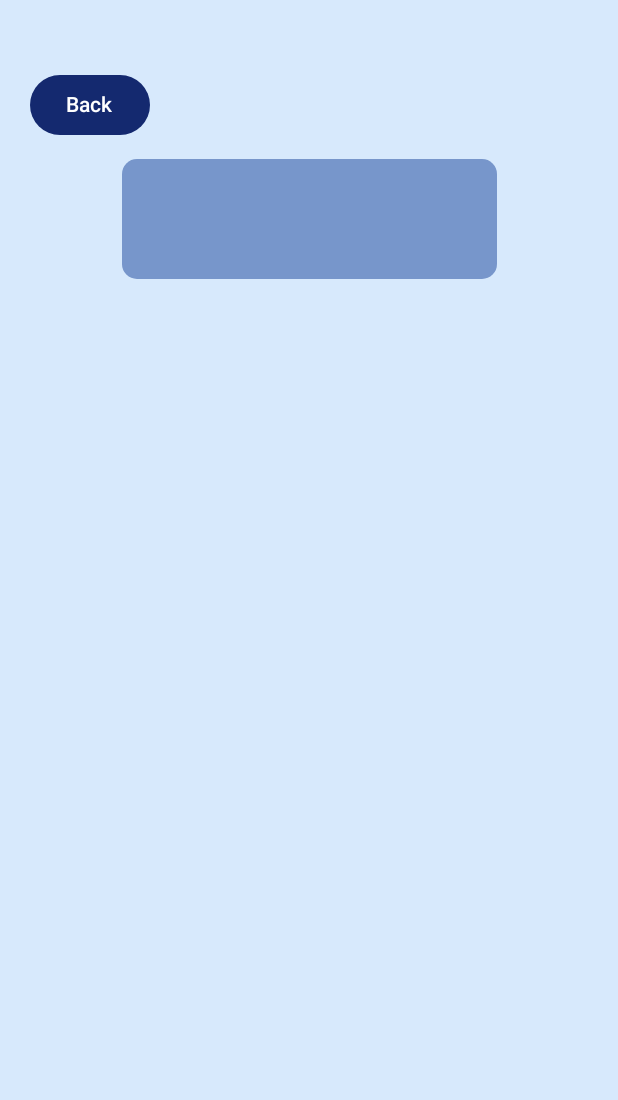
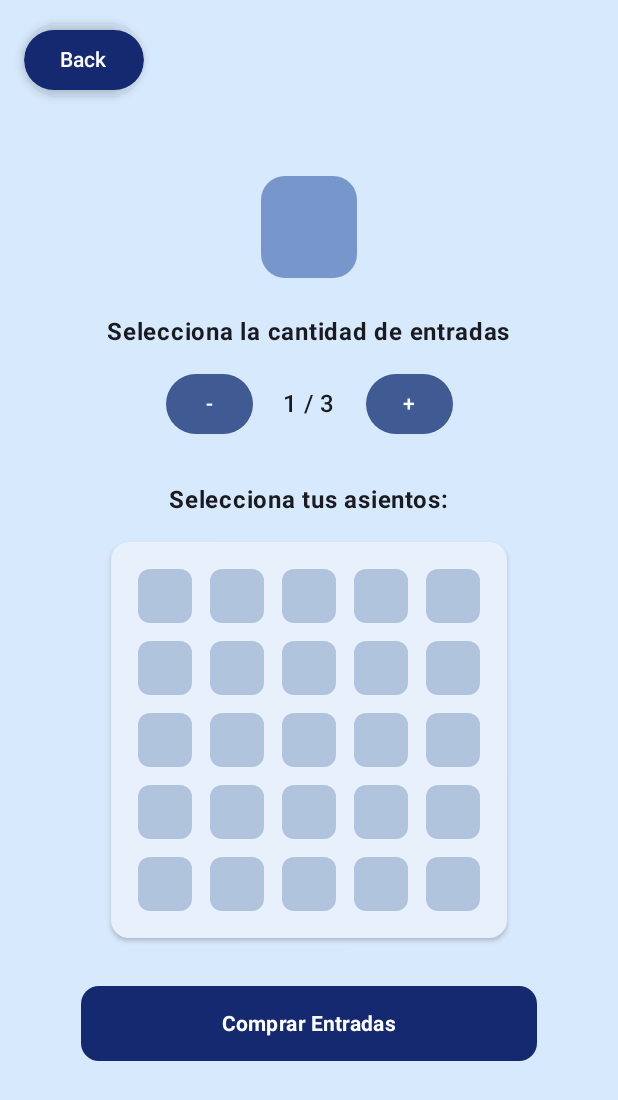
Before and after one commit to MingEvents/MingsEventsApp, an Android app built with Jetpack Compose: the composable BuyTicket shown on its own in the app's theme, on a phone screen of 412 x 824 dp. Shown: the top 1100 px of the screen. Run offline under Robolectric (Android 15) with nearby library versions, the phone set to English and light mode, and no system bars.

Commit message:
local changes

```diff
--- a/app/src/main/java/com/example/mingseventsapp/Retrofit.kt
+++ b/app/src/main/java/com/example/mingseventsapp/Retrofit.kt
@@ -4,7 +4,7 @@ import com.google.gson.GsonBuilder
 import retrofit2.Retrofit
 import retrofit2.converter.gson.GsonConverterFactory
 object Retrofit {
-    private const val BASE_URL = "http://10.0.3.51/MingEventsApi/"
+    private const val BASE_URL = "http://192.168.56.1/MingEventsApi/"
     private val retrofit: Retrofit by lazy {
         val gson = GsonBuilder()
             .setDateFormat("yyyy-MM-dd'T'HH:mm:ss")
--- a/app/src/main/java/com/example/mingseventsapp/layouts/pages/Event/BuyEventPage.kt
+++ b/app/src/main/java/com/example/mingseventsapp/layouts/pages/Event/BuyEventPage.kt
@@ -1,19 +1,31 @@
 package com.example.mingseventsapp.layouts.pages.Event
 
+import android.os.Build
+import androidx.annotation.RequiresApi
 import androidx.compose.foundation.background
+import androidx.compose.foundation.clickable
+import androidx.compose.foundation.layout.Arrangement
 import androidx.compose.foundation.layout.Box
 import androidx.compose.foundation.layout.Column
 import androidx.compose.foundation.layout.Row
+import androidx.compose.foundation.layout.Spacer
 import androidx.compose.foundation.layout.fillMaxSize
 import androidx.compose.foundation.layout.fillMaxWidth
 import androidx.compose.foundation.layout.height
 import androidx.compose.foundation.layout.padding
+import androidx.compose.foundation.layout.size
 import androidx.compose.foundation.layout.width
+import androidx.compose.foundation.shape.CircleShape
 import androidx.compose.foundation.shape.RoundedCornerShape
 import androidx.compose.material3.Button
 import androidx.compose.material3.ButtonDefaults
+import androidx.compose.material3.MaterialTheme
 import androidx.compose.material3.Text
 import androidx.compose.runtime.Composable
+import androidx.compose.runtime.getValue
+import androidx.compose.runtime.mutableStateListOf
+import androidx.compose.runtime.mutableStateOf
+import androidx.compose.runtime.remember
 import androidx.compose.ui.Alignment
 import androidx.compose.ui.Modifier
 import androidx.compose.ui.draw.clip
@@ -23,63 +35,156 @@ import androidx.compose.ui.unit.dp
 import androidx.navigation.NavHostController
 import com.example.mingseventsapp.Routes
 import com.example.mingseventsapp.UserLogged
+import androidx.compose.runtime.getValue
+import androidx.compose.runtime.setValue
+import androidx.compose.ui.draw.shadow
 
+@RequiresApi(Build.VERSION_CODES.VANILLA_ICE_CREAM)
 @Composable
 fun BuyTicket(navController: NavHostController) {
-    var placesLeft = "" //cojer las plazas que quedan
-    var event = "" // evento del que compra
+    val event = UserLogged.selectedEvent
+    val placesLeft = 3
+    var cantidadEntradas by remember { mutableStateOf(1) }
+    val asientosSeleccionados = remember { mutableStateListOf<Pair<Int, Int>>() }
 
-    Box(modifier = Modifier
+    Box(
+        modifier = Modifier
+            .fillMaxSize()
             .background(Color(0xFFd7e9fc))
-        .fillMaxSize(),
+            .padding(16.dp)
     ) {
-        Column {
+        // Botón "Back" alineado arriba a la izquierda
         Button(
-                onClick = {
-                    navController.navigate(Routes.MENU + "/0")
-                },
+            onClick = { navController.navigate(Routes.MENU + "/0") },
             colors = ButtonDefaults.buttonColors(
                 containerColor = Color(0xFF14296F),
                 contentColor = Color.White
             ),
+            shape = RoundedCornerShape(50),
             modifier = Modifier
-                    .padding(top = 50.dp, start = 20.dp)
-                    .height(40.dp)
-                    .align(Alignment.Start)
+                .align(Alignment.TopStart)
+                .shadow(4.dp, RoundedCornerShape(50))
+        ) {
+            Text("Back")
+        }
+
+        // Contenido centrado
+        Column(
+            horizontalAlignment = Alignment.CenterHorizontally,
+            modifier = Modifier.align(Alignment.Center)
+        ) {
+            // Título del evento
+            Box(
+                modifier = Modifier
+                    .clip(RoundedCornerShape(16.dp))
+                    .background(Color(0xFF7796CB))
+                    .padding(horizontal = 32.dp, vertical = 20.dp)
             ) {
                 Text(
-                    text = "Back"
+                    text = event.name,
+                    color = Color.White,
+                    fontWeight = FontWeight.Bold,
+                    style = MaterialTheme.typography.titleLarge
                 )
             }
 
+            Spacer(modifier = Modifier.height(24.dp))
+
+            // Selección de entradas
+            Text("Selecciona la cantidad de entradas", fontWeight = FontWeight.Bold)
+
+            Row(
+                verticalAlignment = Alignment.CenterVertically,
+                modifier = Modifier.padding(vertical = 12.dp)
+            ) {
+                Button(
+                    onClick = {
+                        if (cantidadEntradas > 1) {
+                            cantidadEntradas--
+                            if (asientosSeleccionados.size > cantidadEntradas) {
+                                asientosSeleccionados.removeLast()
+                            }
+                        }
+                    },
+                    shape = CircleShape,
+                    colors = ButtonDefaults.buttonColors(containerColor = Color(0xFF405A94))
+                ) {
+                    Text("-")
+                }
+
+                Text(
+                    text = "$cantidadEntradas / $placesLeft",
+                    modifier = Modifier.padding(horizontal = 20.dp),
+                    style = MaterialTheme.typography.titleMedium
+                )
+
+                Button(
+                    onClick = {
+                        if (cantidadEntradas < placesLeft) cantidadEntradas++
+                    },
+                    shape = CircleShape,
+                    colors = ButtonDefaults.buttonColors(containerColor = Color(0xFF405A94))
+                ) {
+                    Text("+")
+                }
+            }
+
+            Spacer(modifier = Modifier.height(16.dp))
+
+            Text("Selecciona tus asientos:", fontWeight = FontWeight.Bold)
+
+            Column(
+                modifier = Modifier
+                    .padding(top = 16.dp)
+                    .shadow(2.dp, RoundedCornerShape(12.dp))
+                    .background(Color(0xFFE8F0FC))
+                    .padding(12.dp)
+            ) {
+                for (row in 0 until 5) {
+                    Row(horizontalArrangement = Arrangement.Center) {
+                        for (col in 0 until 5) {
+                            val asiento = Pair(row, col)
+                            val seleccionado = asiento in asientosSeleccionados
+
                             Box(
                                 modifier = Modifier
-                    .fillMaxWidth()
-                    .padding(top = 16.dp)
-                ) {
-                Box(
-                    modifier = Modifier
-                        .clip(RoundedCornerShape(10.dp))
-                        .width(250.dp)
-                        .height(80.dp)
-                        .background(Color(0xFF7796CB))
-                        .align(Alignment.TopCenter)
-                   ) {
-                    Text(
-                        text = UserLogged.selectedEvent.name,
-                        style = androidx.compose.material3.MaterialTheme.typography.titleLarge.copy(
-                            color = Color.White,
-                            fontWeight = FontWeight.Bold
-                                                                                                   ),
-                        modifier = Modifier.align(Alignment.Center)
+                                    .padding(6.dp)
+                                    .size(36.dp)
+                                    .clip(RoundedCornerShape(8.dp))
+                                    .background(
+                                        when {
+                                            seleccionado -> Color(0xFF5CB85C)
+                                            else -> Color(0xFFB0C4DE)
+                                        }
+                                    )
+                                    .clickable {
+                                        if (seleccionado) {
+                                            asientosSeleccionados.remove(asiento)
+                                        } else if (asientosSeleccionados.size < cantidadEntradas) {
+                                            asientosSeleccionados.add(asiento)
+                                        }
+                                    }
                             )
                         }
                     }
-
-         /*   Row() {
-                Te
-            }*/
+                }
             }
 
+            Spacer(modifier = Modifier.height(32.dp))
+
+            // Botón de compra
+            Button(
+                onClick = {
+                    // lógica de compra aquí
+                },
+                shape = RoundedCornerShape(12.dp),
+                colors = ButtonDefaults.buttonColors(containerColor = Color(0xFF14296F)),
+                modifier = Modifier
+                    .fillMaxWidth(0.8f)
+                    .height(50.dp)
+            ) {
+                Text("Comprar Entradas", color = Color.White, fontWeight = FontWeight.Bold)
             }
         }
+    }
+}
--- a/app/src/main/res/xml/network_security_config.xml
+++ b/app/src/main/res/xml/network_security_config.xml
@@ -1,6 +1,6 @@
 <?xml version="1.0" encoding="utf-8"?>
 <network-security-config>
     <domain-config cleartextTrafficPermitted="true">
-        <domain includeSubdomains="true">10.0.3.51</domain>
+        <domain includeSubdomains="true">192.168.56.1</domain>
     </domain-config>
 </network-security-config>
```
Lines whose indentation alone changed are shown as unchanged.
